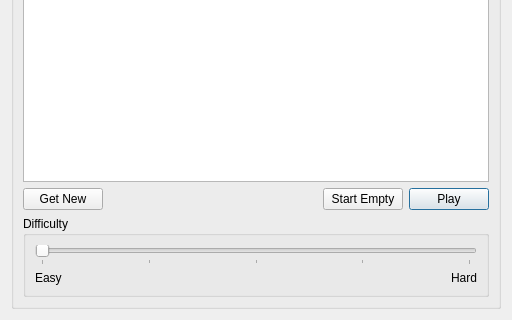
Qt form ksudoku/src/gui/welcomescreen.ui (jsj2008/kdegames) before a commit; both pictures show x 0 to 512 and y 192 to 512 of the 512 by 512 pixel window.
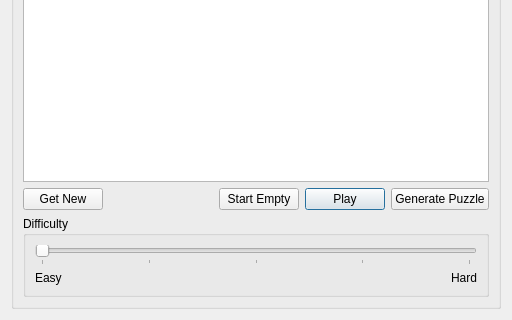
The same form after that commit.

Patch:
```diff
--- a/ksudoku/src/gui/welcomescreen.ui
+++ b/ksudoku/src/gui/welcomescreen.ui
@@ -69,6 +69,13 @@
           </property>
          </widget>
         </item>
+        <item>
+	 <widget class="QPushButton" name="puzzleGeneratorButton" >
+          <property name="text" >
+           <string>Generate Puzzle</string>
+          </property>
+         </widget>
+        </item>
        </layout>
       </item>
       <item>
```
